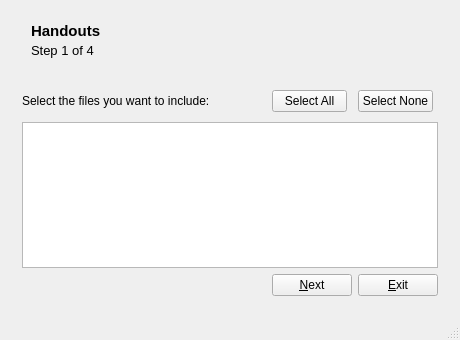
Qt form portfolio/ui/mainwindow.ui (manutorres/pernambuco) before a commit.
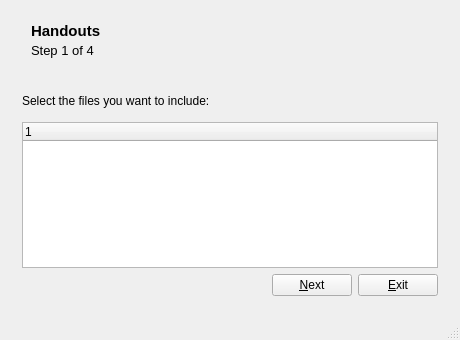
The same form after that commit. The open tabs and pages were chosen to show the change. Icons and pictures are not drawn.

```diff
--- a/portfolio/ui/mainwindow.ui
+++ b/portfolio/ui/mainwindow.ui
@@ -514,28 +514,6 @@
       </widget>
       <widget class="QWidget" name="page_3">
        <layout class="QGridLayout" name="gridLayout">
-        <item row="2" column="1" colspan="5">
-         <widget class="QTableWidget" name="tableWidgetAssignments">
-          <property name="focusPolicy">
-           <enum>Qt::NoFocus</enum>
-          </property>
-          <property name="editTriggers">
-           <set>QAbstractItemView::NoEditTriggers</set>
-          </property>
-          <property name="tabKeyNavigation">
-           <bool>false</bool>
-          </property>
-          <property name="selectionMode">
-           <enum>QAbstractItemView::NoSelection</enum>
-          </property>
-          <property name="selectionBehavior">
-           <enum>QAbstractItemView::SelectRows</enum>
-          </property>
-          <property name="sortingEnabled">
-           <bool>true</bool>
-          </property>
-         </widget>
-        </item>
         <item row="3" column="5">
          <widget class="QPushButton" name="btnExit_3">
           <property name="text">
@@ -569,32 +547,6 @@
           </property>
          </widget>
         </item>
-        <item row="0" column="5">
-         <widget class="QPushButton" name="btnSelectNone">
-          <property name="maximumSize">
-           <size>
-            <width>75</width>
-            <height>16777215</height>
-           </size>
-          </property>
-          <property name="text">
-           <string>Select None</string>
-          </property>
-         </widget>
-        </item>
-        <item row="0" column="4">
-         <widget class="QPushButton" name="btnSelectAll">
-          <property name="maximumSize">
-           <size>
-            <width>75</width>
-            <height>16777215</height>
-           </size>
-          </property>
-          <property name="text">
-           <string>Select All</string>
-          </property>
-         </widget>
-        </item>
         <item row="3" column="4">
          <widget class="QPushButton" name="btnNext_3">
           <property name="text">
@@ -615,6 +567,15 @@
           </property>
          </spacer>
         </item>
+        <item row="1" column="1" colspan="5">
+         <widget class="QTreeWidget" name="treeWidgetFiles">
+          <column>
+           <property name="text">
+            <string notr="true">1</string>
+           </property>
+          </column>
+         </widget>
+        </item>
        </layout>
       </widget>
       <widget class="QWidget" name="page_4">
```
Left out of the diff: 4 changed lines with no effect on the pictures.
